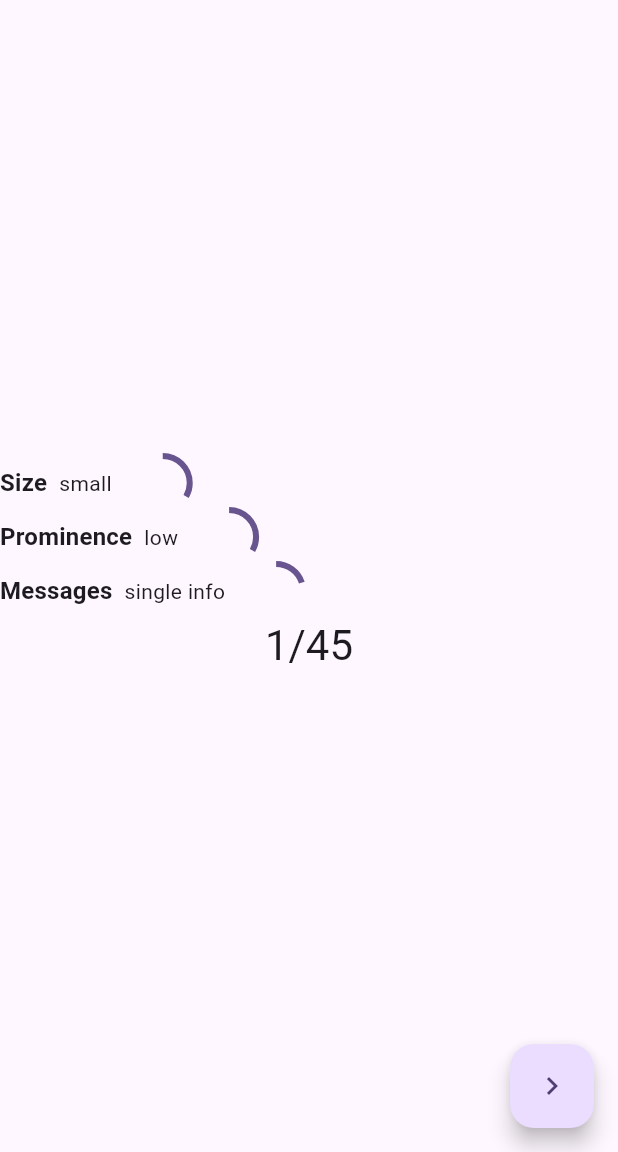
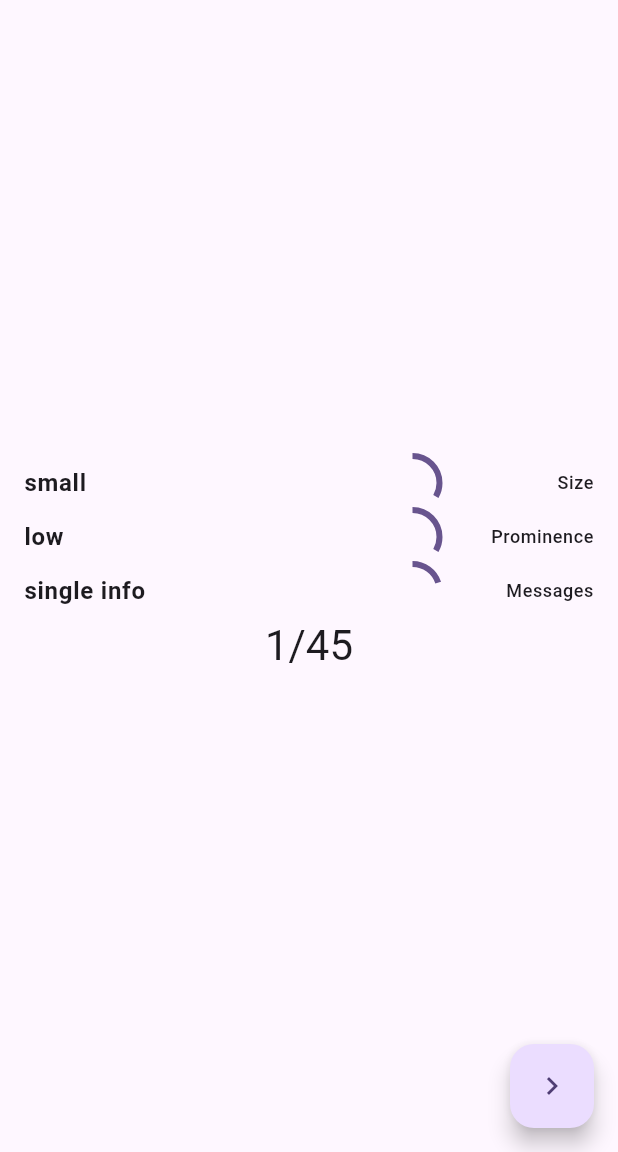
Before and after one commit to flarebyte/message_slot_bubblegum, a Flutter app: the screen it shows after launch, on a phone screen of 412 x 824 dp, the part 84-1236 px from its top. Run offline on Flutter 3.47's test engine with Material 3 defaults, Android fonts, the phone set to English and light mode, and no system bars; missing offline and left inert: grand_copperframe, slotboard_copperframe.

Commit message:
Changes styling for circular widget

```diff
--- a/example/lib/circular_parameter_widget.dart
+++ b/example/lib/circular_parameter_widget.dart
@@ -8,37 +8,58 @@ class CircularParameterWidget<T> extends StatelessWidget {
   final String title;
   final CircularParameterList<T> parameterList;
 
-  CircularParameterWidget({super.key, required this.title, required this.parameterList});
+  CircularParameterWidget({required this.title, required this.parameterList});
 
   @override
   Widget build(BuildContext context) {
-    return Row(
-      mainAxisAlignment: MainAxisAlignment.start,
+    return Container(
+      margin: const EdgeInsets.symmetric(horizontal: 16.0),
+      child: Row(
+        mainAxisAlignment: MainAxisAlignment.spaceBetween,
+        crossAxisAlignment: CrossAxisAlignment.center,
         children: [
-        /// Displays the title of the widget.
-        Text(
-          title,
-          style: Theme.of(context).textTheme.titleMedium?.copyWith(
+          /// Displays the label of the current parameter in the list.
+          Expanded(
+            flex: 2,
+            child: Text(
+              parameterList.current().label,
+              style: Theme.of(context).textTheme.bodyLarge?.copyWith(
                 fontWeight: FontWeight.bold,
               ),
             ),
-        const SizedBox(width: 8.0),
+          ),
 
-        /// Displays the label of the current parameter in the list.
-        Text(
-          parameterList.current().label,
-          style: Theme.of(context).textTheme.bodyMedium,
-        ),
           const SizedBox(width: 16.0),
 
           /// Displays a circular progress indicator representing the index position.
-        CircularProgressIndicator(
+          Expanded(
+            flex: 1,
+            child: Align(
+              alignment: Alignment.centerRight,
+              child: CircularProgressIndicator(
                 value: parameterList.length() > 0
                     ? (parameterList.currentIndex() + 1) / parameterList.length()
                     : 0.0,
                 strokeWidth: 4.0,
               ),
+            ),
+          ),
+
+          const SizedBox(width: 16.0),
+
+          /// Displays the title of the widget.
+          Expanded(
+            flex: 1,
+            child: Text(
+              title,
+              style: Theme.of(context).textTheme.bodySmall?.copyWith(
+                fontWeight: FontWeight.w500,
+              ),
+              textAlign: TextAlign.right,
+            ),
+          ),
         ],
+      ),
     );
   }
 }
```
Lines whose indentation alone changed are shown as unchanged.
